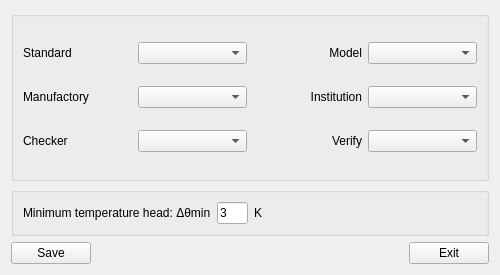
Above: source/tvercomp/ui/tvercomp_param.ui from flimmy78/qtverify before the change. Below: the same form after it.
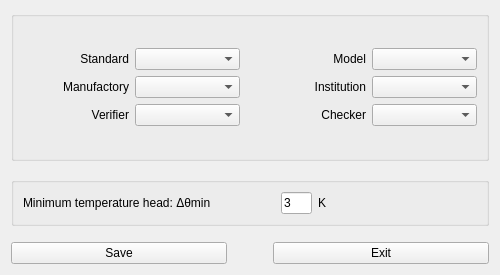
That is the form after the change. Icons and pictures are not drawn.

```diff
--- a/source/tvercomp/ui/tvercomp_param.ui
+++ b/source/tvercomp/ui/tvercomp_param.ui
@@ -32,101 +32,117 @@
    <iconset resource="../tvercomp.qrc">
     <normaloff>:/tvercomp/images/tvercompparamdlg.png</normaloff>:/tvercomp/images/tvercompparamdlg.png</iconset>
   </property>
-  <layout class="QVBoxLayout" name="verticalLayout">
-   <item>
+  <layout class="QGridLayout" name="gridLayout_4">
+   <item row="0" column="0">
     <widget class="QGroupBox" name="groupBox">
      <property name="title">
       <string/>
      </property>
-     <layout class="QGridLayout" name="gridLayout">
+     <layout class="QGridLayout" name="gridLayout_3">
       <item row="0" column="0">
-       <layout class="QHBoxLayout" name="horizontalLayout">
-        <item>
+       <layout class="QGridLayout" name="gridLayout">
+        <item row="0" column="0">
          <widget class="QLabel" name="label">
           <property name="text">
-           <string>&lt;html&gt;&lt;head/&gt;&lt;body&gt;&lt;p&gt;Standard&lt;/p&gt;&lt;/body&gt;&lt;/html&gt;</string>
+           <string>&lt;html&gt;&lt;head/&gt;&lt;body&gt;&lt;p align=&quot;right&quot;&gt;Standard&lt;/p&gt;&lt;/body&gt;&lt;/html&gt;</string>
           </property>
          </widget>
         </item>
-        <item>
+        <item row="0" column="1">
          <widget class="QComboBox" name="cBox_stand"/>
         </item>
+        <item row="1" column="0">
+         <widget class="QLabel" name="label_2">
+          <property name="text">
+           <string>&lt;html&gt;&lt;head/&gt;&lt;body&gt;&lt;p align=&quot;right&quot;&gt;Manufactory&lt;/p&gt;&lt;/body&gt;&lt;/html&gt;</string>
+          </property>
+         </widget>
+        </item>
+        <item row="1" column="1">
+         <widget class="QComboBox" name="cBox_manu"/>
+        </item>
+        <item row="2" column="0">
+         <widget class="QLabel" name="label_6">
+          <property name="text">
+           <string>&lt;html&gt;&lt;head/&gt;&lt;body&gt;&lt;p align=&quot;right&quot;&gt;Verifier&lt;/p&gt;&lt;/body&gt;&lt;/html&gt;</string>
+          </property>
+         </widget>
+        </item>
+        <item row="2" column="1">
+         <widget class="QComboBox" name="cBox_verifier"/>
+        </item>
        </layout>
       </item>
       <item row="0" column="1">
-       <layout class="QHBoxLayout" name="horizontalLayout_4">
-        <item>
+       <spacer name="horizontalSpacer_2">
+        <property name="orientation">
+         <enum>Qt::Horizontal</enum>
+        </property>
+        <property name="sizeType">
+         <enum>QSizePolicy::Fixed</enum>
+        </property>
+        <property name="sizeHint" stdset="0">
+         <size>
+          <width>15</width>
+          <height>20</height>
+         </size>
+        </property>
+       </spacer>
+      </item>
+      <item row="0" column="2">
+       <layout class="QGridLayout" name="gridLayout_2">
+        <item row="0" column="0">
          <widget class="QLabel" name="label_4">
           <property name="text">
            <string>&lt;html&gt;&lt;head/&gt;&lt;body&gt;&lt;p align=&quot;right&quot;&gt;Model&lt;/p&gt;&lt;/body&gt;&lt;/html&gt;</string>
           </property>
          </widget>
         </item>
-        <item>
+        <item row="0" column="1">
          <widget class="QComboBox" name="cBox_model"/>
         </item>
-       </layout>
-      </item>
-      <item row="1" column="0">
-       <layout class="QHBoxLayout" name="horizontalLayout_2">
-        <item>
-         <widget class="QLabel" name="label_2">
-          <property name="text">
-           <string>&lt;html&gt;&lt;head/&gt;&lt;body&gt;&lt;p&gt;Manufactory&lt;/p&gt;&lt;/body&gt;&lt;/html&gt;</string>
-          </property>
-         </widget>
-        </item>
-        <item>
-         <widget class="QComboBox" name="cBox_manu"/>
-        </item>
-       </layout>
-      </item>
-      <item row="1" column="1">
-       <layout class="QHBoxLayout" name="horizontalLayout_5">
-        <item>
+        <item row="1" column="0">
          <widget class="QLabel" name="label_5">
           <property name="text">
            <string>&lt;html&gt;&lt;head/&gt;&lt;body&gt;&lt;p align=&quot;right&quot;&gt;Institution&lt;/p&gt;&lt;/body&gt;&lt;/html&gt;</string>
           </property>
          </widget>
         </item>
-        <item>
+        <item row="1" column="1">
          <widget class="QComboBox" name="cBox_inst"/>
         </item>
-       </layout>
-      </item>
-      <item row="2" column="0">
-       <layout class="QHBoxLayout" name="horizontalLayout_3">
-        <item>
+        <item row="2" column="0">
          <widget class="QLabel" name="label_3">
           <property name="text">
-           <string>&lt;html&gt;&lt;head/&gt;&lt;body&gt;&lt;p&gt;Checker&lt;/p&gt;&lt;/body&gt;&lt;/html&gt;</string>
+           <string>&lt;html&gt;&lt;head/&gt;&lt;body&gt;&lt;p align=&quot;right&quot;&gt;Checker&lt;/p&gt;&lt;/body&gt;&lt;/html&gt;</string>
           </property>
          </widget>
         </item>
-        <item>
+        <item row="2" column="1">
          <widget class="QComboBox" name="cBox_chk"/>
         </item>
        </layout>
       </item>
-      <item row="2" column="1">
-       <layout class="QHBoxLayout" name="horizontalLayout_6">
-        <item>
-         <widget class="QLabel" name="label_6">
-          <property name="text">
-           <string>&lt;html&gt;&lt;head/&gt;&lt;body&gt;&lt;p align=&quot;right&quot;&gt;Verify&lt;/p&gt;&lt;/body&gt;&lt;/html&gt;</string>
-          </property>
-         </widget>
-        </item>
-        <item>
-         <widget class="QComboBox" name="cBox_verify"/>
-        </item>
-       </layout>
-      </item>
      </layout>
     </widget>
    </item>
-   <item>
+   <item row="1" column="0">
+    <spacer name="verticalSpacer">
+     <property name="orientation">
+      <enum>Qt::Vertical</enum>
+     </property>
+     <property name="sizeType">
+      <enum>QSizePolicy::Fixed</enum>
+     </property>
+     <property name="sizeHint" stdset="0">
+      <size>
+       <width>20</width>
+       <height>10</height>
+      </size>
+     </property>
+    </spacer>
+   </item>
+   <item row="2" column="0">
     <widget class="QGroupBox" name="groupBox_2">
      <property name="sizePolicy">
       <sizepolicy hsizetype="Preferred" vsizetype="Fixed">
@@ -188,6 +204,9 @@
         <property name="orientation">
          <enum>Qt::Horizontal</enum>
         </property>
+        <property name="sizeType">
+         <enum>QSizePolicy::Preferred</enum>
+        </property>
         <property name="sizeHint" stdset="0">
          <size>
           <width>151</width>
@@ -199,7 +218,23 @@
      </layout>
     </widget>
    </item>
-   <item>
+   <item row="3" column="0">
+    <spacer name="verticalSpacer_2">
+     <property name="orientation">
+      <enum>Qt::Vertical</enum>
+     </property>
+     <property name="sizeType">
+      <enum>QSizePolicy::Fixed</enum>
+     </property>
+     <property name="sizeHint" stdset="0">
+      <size>
+       <width>20</width>
+       <height>10</height>
+      </size>
+     </property>
+    </spacer>
+   </item>
+   <item row="4" column="0">
     <layout class="QHBoxLayout" name="horizontalLayout_7">
      <item>
       <widget class="QPushButton" name="btn_save">
@@ -213,6 +248,9 @@
        <property name="orientation">
         <enum>Qt::Horizontal</enum>
        </property>
+       <property name="sizeType">
+        <enum>QSizePolicy::Maximum</enum>
+       </property>
        <property name="sizeHint" stdset="0">
         <size>
          <width>40</width>
```
